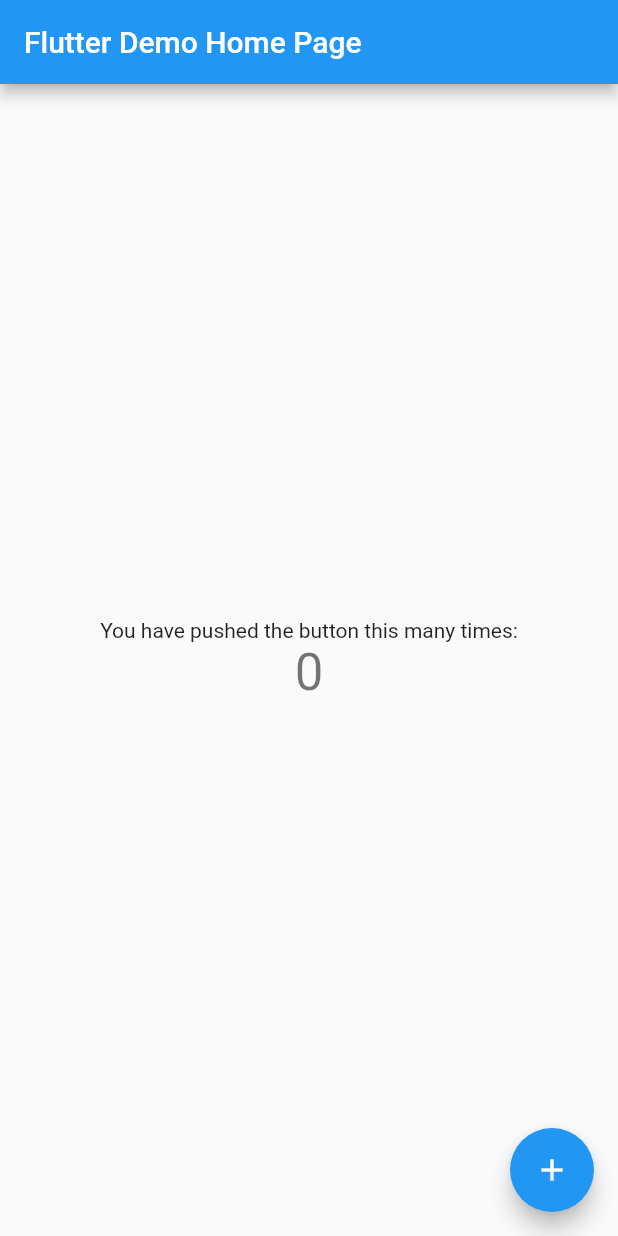
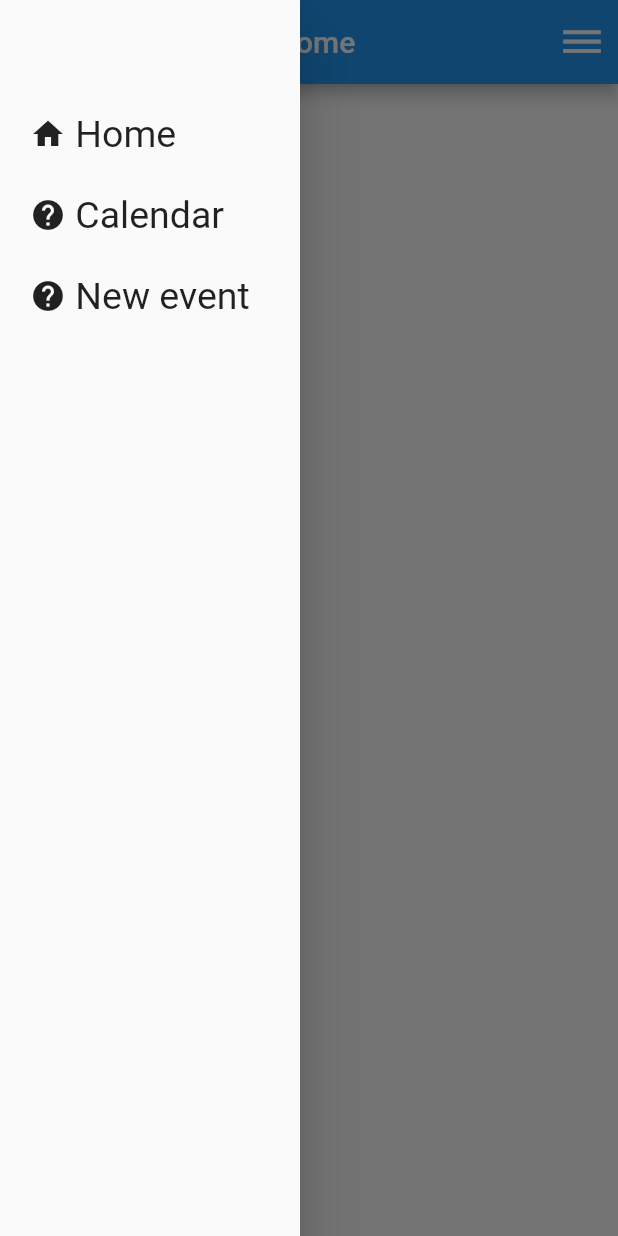
Before and after one commit to ValdemarGr/time-manager, a Flutter app: the screen it shows after launch, with the side drawer open (before the commit the screen has no drawer), on a phone screen of 412 x 824 dp. Run offline on Flutter 3.47's test engine with Material 2 defaults, Android fonts, the phone set to English and light mode, and no system bars.

Commit message:
Frameworkd up

```diff
--- /dev/null
+++ b/mobile/lib/config/page_buttons.dart
@@ -0,0 +1,15 @@
+
+import 'package:flutter/material.dart';
+
+import 'package:timemanager/util/tuple.dart';
+
+import 'package:timemanager/pages/home.dart';
+/*
+class PageButtons {
+  static const List<Tuple<String, Widget>> choices = const <Tuple<String, Widget>>[
+    const Tuple('Home', HomePage()),
+  ];
+}
+
+
+*/
--- /dev/null
+++ b/mobile/lib/config/themes.dart
@@ -0,0 +1,23 @@
+
+import 'package:flutter/material.dart';
+import 'package:timemanager/util/tuple.dart';
+
+class MyThemeData {
+    final ThemeData themeData;
+
+
+  MyThemeData({
+    @required
+    this.themeData,
+  });
+}
+
+class Themes {
+  static MyThemeData current_theme;
+
+  static MyThemeData defaultTheme(BuildContext context) {
+    return MyThemeData(
+      themeData: Theme.of(context),
+    );
+  }
+}
--- /dev/null
+++ b/mobile/lib/drawer/drawer_entry.dart
@@ -0,0 +1,36 @@
+
+import 'package:flutter/material.dart';
+
+class DrawerEntry extends StatelessWidget {
+  final Icon icon;
+  final String text;
+  final GestureTapCallback tapHandle;
+
+  DrawerEntry({
+    @required
+    this.tapHandle,
+    @required
+    this.icon,
+    @required
+    this.text
+  });
+
+  @override
+  Widget build(BuildContext context) {
+
+    return new GestureDetector(
+      onTap: tapHandle,
+      child: new Row(
+        children: <Widget>[
+          icon,
+          new Text(
+            text,
+            style: new TextStyle(
+              fontSize: 25.0
+            ),
+          )
+        ],
+      )
+    );
+  }
+}
--- a/mobile/lib/main.dart
+++ b/mobile/lib/main.dart
@@ -1,109 +1,22 @@
 import 'package:flutter/material.dart';
+
+import 'package:timemanager/templates/page_template.dart';
+import 'package:timemanager/config/themes.dart';
+
+import 'package:timemanager/pages/home.dart';
 
 void main() => runApp(new MyApp());
 
 class MyApp extends StatelessWidget {
-  // This widget is the root of your application.
   @override
   Widget build(BuildContext context) {
+    Themes.current_theme = Themes.defaultTheme(context);
+
     return new MaterialApp(
-      title: 'Flutter Demo',
-      theme: new ThemeData(
-        // This is the theme of your application.
-        //
-        // Try running your application with "flutter run". You'll see the
-        // application has a blue toolbar. Then, without quitting the app, try
-        // changing the primarySwatch below to Colors.green and then invoke
-        // "hot reload" (press "r" in the console where you ran "flutter run",
-        // or press Run > Flutter Hot Reload in IntelliJ). Notice that the
-        // counter didn't reset back to zero; the application is not restarted.
-        primarySwatch: Colors.blue,
-      ),
-      home: new MyHomePage(title: 'Flutter Demo Home Page'),
+      home: new PageTemplate(
+        pageTitle: 'Home',
+        page: new HomePage(),
+      )
     );
   }
 }
-
-class MyHomePage extends StatefulWidget {
-  MyHomePage({Key key, this.title}) : super(key: key);
-
-  // This widget is the home page of your application. It is stateful, meaning
-  // that it has a State object (defined below) that contains fields that affect
-  // how it looks.
-
-  // This class is the configuration for the state. It holds the values (in this
-  // case the title) provided by the parent (in this case the App widget) and
-  // used by the build method of the State. Fields in a Widget subclass are
-  // always marked "final".
-
-  final String title;
-
-  @override
-  _MyHomePageState createState() => new _MyHomePageState();
-}
-
-class _MyHomePageState extends State<MyHomePage> {
-  int _counter = 0;
-
-  void _incrementCounter() {
-    setState(() {
-      // This call to setState tells the Flutter framework that something has
-      // changed in this State, which causes it to rerun the build method below
-      // so that the display can reflect the updated values. If we changed
-      // _counter without calling setState(), then the build method would not be
-      // called again, and so nothing would appear to happen.
-      _counter++;
-    });
-  }
-
-  @override
-  Widget build(BuildContext context) {
-    // This method is rerun every time setState is called, for instance as done
-    // by the _incrementCounter method above.
-    //
-    // The Flutter framework has been optimized to make rerunning build methods
-    // fast, so that you can just rebuild anything that needs updating rather
-    // than having to individually change instances of widgets.
-    return new Scaffold(
-      appBar: new AppBar(
-        // Here we take the value from the MyHomePage object that was created by
-        // the App.build method, and use it to set our appbar title.
-        title: new Text(widget.title),
-      ),
-      body: new Center(
-        // Center is a layout widget. It takes a single child and positions it
-        // in the middle of the parent.
-        child: new Column(
-          // Column is also layout widget. It takes a list of children and
-          // arranges them vertically. By default, it sizes itself to fit its
-          // children horizontally, and tries to be as tall as its parent.
-          //
-          // Invoke "debug paint" (press "p" in the console where you ran
-          // "flutter run", or select "Toggle Debug Paint" from the Flutter tool
-          // window in IntelliJ) to see the wireframe for each widget.
-          //
-          // Column has various properties to control how it sizes itself and
-          // how it positions its children. Here we use mainAxisAlignment to
-          // center the children vertically; the main axis here is the vertical
-          // axis because Columns are vertical (the cross axis would be
-          // horizontal).
-          mainAxisAlignment: MainAxisAlignment.center,
-          children: <Widget>[
-            new Text(
-              'You have pushed the button this many times:',
-            ),
-            new Text(
-              '$_counter',
-              style: Theme.of(context).textTheme.display1,
-            ),
-          ],
-        ),
-      ),
-      floatingActionButton: new FloatingActionButton(
-        onPressed: _incrementCounter,
-        tooltip: 'Increment',
-        child: new Icon(Icons.add),
-      ), // This trailing comma makes auto-formatting nicer for build methods.
-    );
-  }
-}
--- /dev/null
+++ b/mobile/lib/pages/calendar.dart
@@ -0,0 +1,9 @@
+
+import 'package:flutter/material.dart';
+
+class CalendarPage extends StatelessWidget {
+  @override
+  Widget build(BuildContext context) {
+    return new Container();
+  }
+}
--- /dev/null
+++ b/mobile/lib/pages/home.dart
@@ -0,0 +1,9 @@
+
+import 'package:flutter/material.dart';
+
+class HomePage extends StatelessWidget {
+  @override
+  Widget build(BuildContext context) {
+    return new Container();
+  }
+}
--- /dev/null
+++ b/mobile/lib/templates/page_template.dart
@@ -0,0 +1,100 @@
+
+import 'package:flutter/material.dart';
+
+import 'package:timemanager/config/themes.dart';
+
+import 'package:timemanager/drawer/drawer_entry.dart';
+import 'package:timemanager/pages/home.dart';
+import 'package:timemanager/pages/calendar.dart';
+
+
+class PageTemplate extends StatelessWidget {
+  final String pageTitle;
+  final Widget page;
+
+  PageTemplate({
+    @required
+    this.pageTitle,
+    @required
+    this.page
+  });
+
+  @override
+  Widget build(BuildContext context) {
+    final double topMargin = 25.0;
+    final double leftMargin = 20.0;
+
+    final GlobalKey<ScaffoldState> scaffoldKey = new GlobalKey<ScaffoldState>();
+
+    return new Scaffold(
+      key: scaffoldKey,
+      drawer: new Container(
+        width: 200.0,
+        child: new Drawer(
+          child: new ListView(
+            children: <Widget>[
+              new Container(margin: EdgeInsets.only(top: 50.0),),
+
+              new Container(
+                margin: EdgeInsets.only(left: leftMargin, top: topMargin),
+                child: new DrawerEntry(
+                  tapHandle: () {
+                    Navigator.pop(context);
+                    Navigator.push(
+                      context,
+                      MaterialPageRoute(builder: (context) => PageTemplate(pageTitle: 'Home', page: HomePage()))
+                    );
+                  },
+                  icon: Icon(Icons.home),
+                  text: ' Home'
+                )
+              ),
+
+              new Container(
+                margin: EdgeInsets.only(left: leftMargin, top: topMargin),
+                child: new DrawerEntry(
+                  tapHandle: () => Navigator.push(
+                    context,
+                    MaterialPageRoute(builder: (context) => PageTemplate(pageTitle: 'Calendar', page: CalendarPage(),))
+                  ),
+                  icon: Icon(Icons.help),
+                  text: ' Calendar'
+                )
+              ),
+
+              new Container(
+                margin: EdgeInsets.only(left: leftMargin, top: topMargin),
+                child: new DrawerEntry(
+                  tapHandle: () => print('new event!'),
+                  icon: Icon(Icons.help),
+                  text: ' New event'
+                )
+              ),
+
+            ],
+          )
+        ),
+      ),
+
+      appBar: new AppBar(
+        leading: new IconButton(
+          icon: Icon(Icons.arrow_back, size: 36.0,),
+          onPressed: () => Navigator.pop(context),
+        ),
+        title: new Align(
+          child: new Text(this.pageTitle),
+          alignment: Alignment.center,
+        ),
+
+
+        actions: <Widget>[
+          new IconButton(
+            icon: Icon(Icons.dehaze, size: 30.0),
+            onPressed: () => scaffoldKey.currentState.openDrawer(),
+          )
+        ],
+      ),
+      body: this.page,
+    );
+  }
+}
--- /dev/null
+++ b/mobile/lib/util/tuple.dart
@@ -0,0 +1,12 @@
+
+class Tuple<A, B> {
+  final A first;
+  final B second;
+
+  const Tuple(
+    this.first,
+    this.second
+  );
+
+
+}
```
